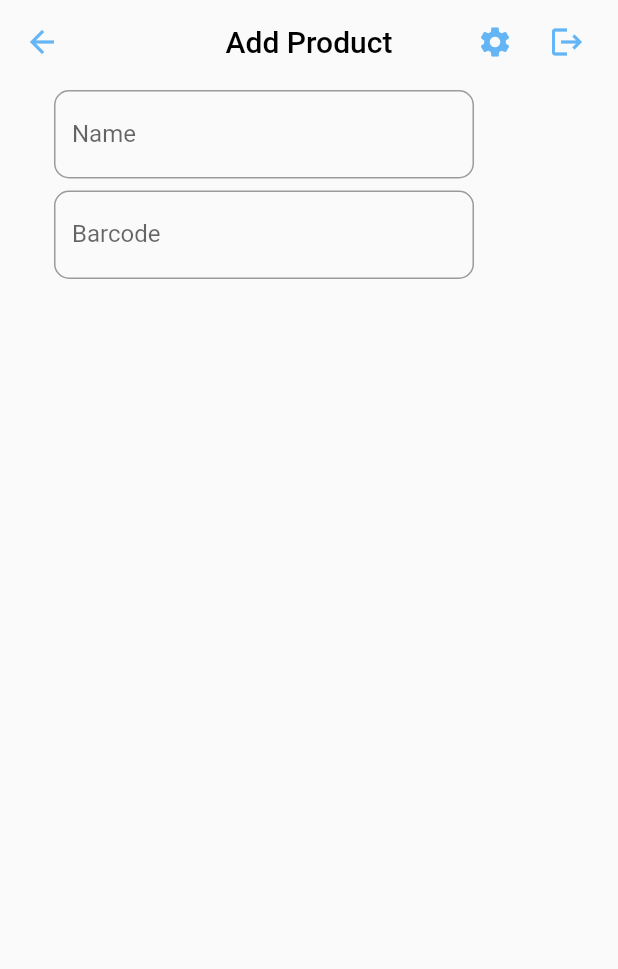
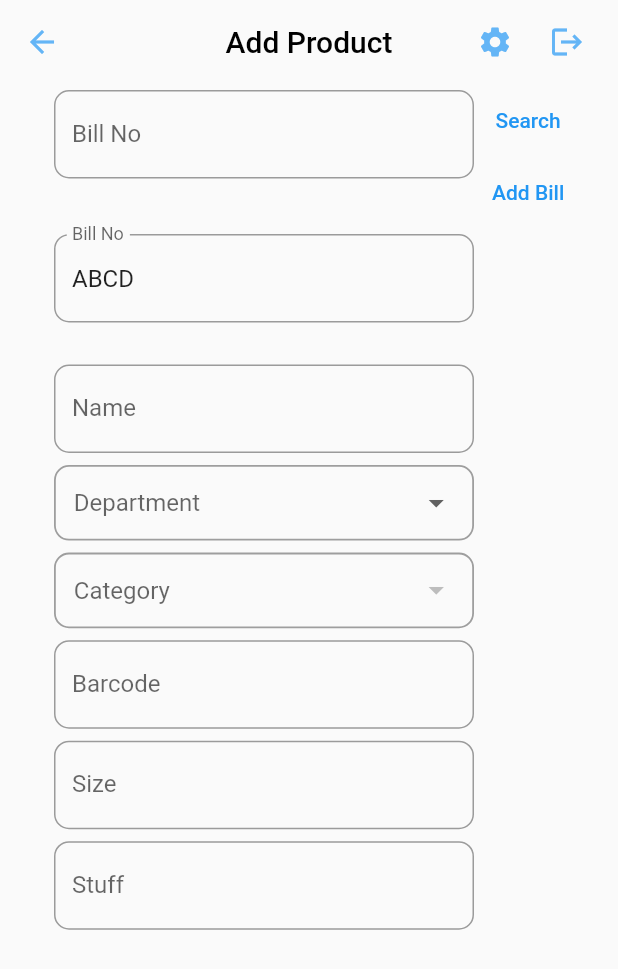
Before and after one commit to askabdulhaseeb/pos, a Flutter app: the screen it shows after launch, after a tap on "Add Product", on a phone screen of 412 x 824 dp. Shown: the top 969 px of the screen. Run offline on Flutter 3.47's test engine with Material 2 defaults, Android fonts, the phone set to English and light mode, and no system bars; missing offline and left inert: desktop_window.

Commit message:
add Retailer Bill Screen and Edit Add Product Screen

```diff
--- a/lib/main.dart
+++ b/lib/main.dart
@@ -1,4 +1,11 @@
 import 'package:flutter/material.dart';
+import 'package:pos/provider/category_provider.dart';
+import 'package:pos/provider/department_provider.dart';
+import 'package:pos/provider/product_provider.dart';
+import 'package:pos/screens/RetailerBillScreens/EditRetailerBillScreen/edit_retailer_bill_screen.dart';
+import 'package:pos/screens/RetailerBillScreens/addRetailerBillScreen/add_retailer_bill_screen.dart';
+import 'package:pos/screens/RetailerBillScreens/viewRetailerBillScreen/view_retailer_bill_screen.dart';
+
 import 'package:pos/screens/admin/admin_home_screen.dart';
 import 'package:pos/screens/loginScreen/login_screen.dart';
 import 'package:pos/screens/productScreens/addProduct/add_product.dart';
@@ -6,6 +13,7 @@ import 'package:pos/screens/productScreens/editProductDetails/edit_product_detai
 import 'package:pos/screens/productScreens/editProductQuantity.dart/edit_product_quantity.dart';
 import 'package:pos/screens/productScreens/printBarcode/print_barcode.dart';
 import 'package:pos/screens/productScreens/saleProduct/sale_product.dart';
+import 'package:provider/provider.dart';
 
 void main() {
   runApp(MyApp());
@@ -14,7 +22,13 @@ void main() {
 class MyApp extends StatelessWidget {
   @override
   Widget build(BuildContext context) {
-    return MaterialApp(
+    return MultiProvider(
+      providers: [
+        ChangeNotifierProvider.value(value: DepartmentProvider()),
+        ChangeNotifierProvider.value(value: CategoryProvider()),
+        ChangeNotifierProvider.value(value: ProductProvider()),
+      ],
+      child: MaterialApp(
         debugShowCheckedModeBanner: false,
         title: 'Point of Sale',
         theme: ThemeData(
@@ -37,7 +51,15 @@ class MyApp extends StatelessWidget {
           EditProductQuantityScreen.routeName: (_) =>
               const EditProductQuantityScreen(),
           PrintBarcodeScreen.routeName: (_) => const PrintBarcodeScreen(),
+
+          // Retailer Bill Screens
+          AddRetailerBillScreen.routeName: (_) => const AddRetailerBillScreen(),
+          EditRetailerBillScreen.routeName: (_) =>
+              const EditRetailerBillScreen(),
+          ViewRetailerBillScreen.routeName: (_) =>
+              const ViewRetailerBillScreen(),
         },
+      ),
     );
   }
 }
--- a/lib/models/product/product.dart
+++ b/lib/models/product/product.dart
@@ -1,8 +1,3 @@
-import 'package:pos/models/product/category.dart';
-import 'package:pos/models/product/department.dart';
-import 'package:pos/models/product/product_size.dart';
-import 'package:pos/models/product/retailer.dart';
-
 class Product {
   Product({
     required this.name,
@@ -18,7 +13,7 @@ class Product {
     required this.shopQty,
     required this.storeQty,
   });
-  final String name;
+  late final String name;
   final String depID; // Department ID
   final String catID; // Category ID
   final String barcode; // Auto OR Manual
--- a/lib/provider/category_provider.dart
+++ b/lib/provider/category_provider.dart
@@ -27,5 +27,11 @@ class CategoryProvider extends ChangeNotifier {
     notifyListeners();
   }
 
-  List<Category> get categories => [..._cat];
+  List<Category> categoriesOfSpecificDepartment(String depID) {
+    final List<Category> _newList = [];
+    _newList.addAll(_cat.where((e) => e.depID == depID));
+    return _newList;
+  }
+
+  List<Category> get allCategories => [..._cat];
 }
--- /dev/null
+++ b/lib/provider/product_provider.dart
@@ -0,0 +1,22 @@
+import 'package:flutter/material.dart';
+import 'package:pos/models/product/category.dart';
+import 'package:pos/models/product/department.dart';
+import 'package:pos/models/product/product.dart';
+import 'package:pos/models/product/retailer_bill.dart';
+
+class ProductProvider extends ChangeNotifier {
+  Product? product;
+  RetailerBill? retailerBill;
+  Department? department;
+  Category? category;
+
+  void setRetailerBillNo(String billNo) {
+    product!.retailerBillID.add(billNo);
+    notifyListeners();
+  }
+
+  void setName(String name) {
+    product!.name = name;
+    notifyListeners();
+  }
+}
--- /dev/null
+++ b/lib/provider/retailer_bill_no_provider.dart
@@ -0,0 +1,19 @@
+import 'package:flutter/material.dart';
+import 'package:pos/models/product/retailer_bill.dart';
+
+class RetailerBillNoProvider extends ChangeNotifier {
+  void addBill(RetailerBill newBill) {
+    // Save Bill in Database
+  }
+
+  RetailerBill? searchBill({required String billNo}) {
+    RetailerBill? _bill;
+    // Search Bill From Database
+    return _bill;
+  }
+
+  void updateBill({required RetailerBill updatedBill}) {
+    // Update Bill in Database
+    // if Admin Allow
+  }
+}
--- /dev/null
+++ b/lib/screens/RetailerBillScreens/EditRetailerBillScreen/edit_retailer_bill_screen.dart
@@ -0,0 +1,14 @@
+import 'package:flutter/material.dart';
+import 'package:pos/screens/widgets/custom_appbar.dart';
+
+class EditRetailerBillScreen extends StatelessWidget {
+  const EditRetailerBillScreen({Key? key}) : super(key: key);
+  static const String routeName = '/EditRetailerBillScreen';
+
+  @override
+  Widget build(BuildContext context) {
+    return Scaffold(
+      appBar: customAppBar(context: context, title: 'Edit Retailer Bill'),
+    );
+  }
+}
--- /dev/null
+++ b/lib/screens/RetailerBillScreens/addRetailerBillScreen/add_retailer_bill_screen.dart
@@ -0,0 +1,14 @@
+import 'package:flutter/material.dart';
+import 'package:pos/screens/widgets/custom_appbar.dart';
+
+class AddRetailerBillScreen extends StatelessWidget {
+  const AddRetailerBillScreen({Key? key}) : super(key: key);
+  static const String routeName = '/AddRetailerBillScreen';
+
+  @override
+  Widget build(BuildContext context) {
+    return Scaffold(
+      appBar: customAppBar(context: context, title: 'Add Retailer Bill'),
+    );
+  }
+}
--- /dev/null
+++ b/lib/screens/RetailerBillScreens/viewRetailerBillScreen/view_retailer_bill_screen.dart
@@ -0,0 +1,14 @@
+import 'package:flutter/material.dart';
+import 'package:pos/screens/widgets/custom_appbar.dart';
+
+class ViewRetailerBillScreen extends StatelessWidget {
+  const ViewRetailerBillScreen({Key? key}) : super(key: key);
+  static const String routeName = '/ViewRetailerBillScreen';
+
+  @override
+  Widget build(BuildContext context) {
+    return Scaffold(
+      appBar: customAppBar(context: context, title: 'View Retailer Bill'),
+    );
+  }
+}
--- a/lib/screens/productScreens/addProduct/add_product.dart
+++ b/lib/screens/productScreens/addProduct/add_product.dart
@@ -1,7 +1,13 @@
 import 'package:flutter/material.dart';
+import 'package:pos/models/product/department.dart';
+import 'package:pos/provider/category_provider.dart';
+import 'package:pos/provider/department_provider.dart';
+import 'package:pos/screens/productScreens/editProductDetails/edit_product_details.dart';
 import 'package:pos/screens/widgets/custom_appbar.dart';
+import 'package:pos/screens/widgets/custom_dropdown_button.dart';
 import 'package:pos/screens/widgets/custom_textformfield.dart';
 import 'package:pos/utilities/utilities.dart';
+import 'package:provider/provider.dart';
 
 class AddProductScreen extends StatefulWidget {
   const AddProductScreen({Key? key}) : super(key: key);
@@ -13,8 +19,13 @@ class AddProductScreen extends StatefulWidget {
 class _AddProductScreenState extends State<AddProductScreen> {
   final GlobalKey<FormState> _globalKey = GlobalKey<FormState>();
   final TextEditingController _name = TextEditingController();
+  final TextEditingController _barcode = TextEditingController();
+  String _selectedDep = '';
   @override
   Widget build(BuildContext context) {
+    final List<Department> _dep =
+        Provider.of<DepartmentProvider>(context).departments;
+    final CategoryProvider _cat = Provider.of<CategoryProvider>(context);
     return Scaffold(
       appBar: customAppBar(context: context, title: 'Add Product'),
       body: Padding(
@@ -24,15 +35,83 @@ class _AddProductScreenState extends State<AddProductScreen> {
           child: Wrap(
             direction: Axis.vertical,
             children: <Widget>[
+              Row(
+                crossAxisAlignment: CrossAxisAlignment.start,
+                children: [
+                  CustomTextFormField(
+                    controller: _barcode,
+                    title: 'Bill No',
+                    hint: 'Retailer Bill No.',
+                  ),
+                  Column(
+                    mainAxisSize: MainAxisSize.min,
+                    children: [
+                      TextButton(
+                        onPressed: () {},
+                        child: const Text('Search'),
+                      ),
+                      TextButton(
+                        onPressed: () {
+                          Navigator.of(context)
+                              .pushNamed(EditProductDetailsScreen.routeName);
+                        },
+                        child: const Text('Add Bill'),
+                      ),
+                    ],
+                  ),
+                ],
+              ),
+              CustomTextFormField(
+                controller: TextEditingController(text: 'ABCD'),
+                title: 'Bill No',
+                // hint: 'Retailer Bill No.',
+                readOnly: true,
+              ),
+              const SizedBox(height: 20),
               CustomTextFormField(
                 controller: _name,
                 title: 'Name',
                 hint: 'Product Name',
               ),
+              CustomDropdownButton(
+                items: _dep
+                    .map((e) => DropdownMenuItem(
+                          value: e.depID,
+                          child: Text(e.title),
+                        ))
+                    .toList(),
+                hint: 'Department',
+                onChange: (String? depID) {
+                  setState(() {
+                    _selectedDep = depID!;
+                  });
+                },
+              ),
+              CustomDropdownButton(
+                items: _cat
+                    .categoriesOfSpecificDepartment(_selectedDep)
+                    .map((e) => DropdownMenuItem(
+                          value: e.catID,
+                          child: Text(e.title),
+                        ))
+                    .toList(),
+                hint: 'Category',
+                onChange: (value) {},
+              ),
               CustomTextFormField(
                 controller: _name,
                 title: 'Barcode',
                 hint: 'Product Barcode',
+              ),
+              CustomTextFormField(
+                controller: _name,
+                title: 'Size',
+                hint: 'Product Size',
+              ),
+              CustomTextFormField(
+                controller: _name,
+                title: 'Stuff',
+                hint: 'Product Stuff',
               ),
             ],
           ),
--- /dev/null
+++ b/lib/screens/widgets/custom_dropdown_button.dart
@@ -0,0 +1,41 @@
+import 'package:flutter/material.dart';
+import 'package:pos/utilities/utilities.dart';
+
+class CustomDropdownButton extends StatelessWidget {
+  const CustomDropdownButton({
+    Key? key,
+    required List<DropdownMenuItem<String>> items,
+    required String hint,
+    required Function onChange,
+    this.margin = 4,
+    this.padding = 12,
+  })  : _items = items,
+        _hint = hint,
+        _onChange = onChange,
+        super(key: key);
+
+  final List<DropdownMenuItem<String>> _items;
+  final String _hint;
+  final Function _onChange;
+  final double margin, padding;
+
+  @override
+  Widget build(BuildContext context) {
+    return Container(
+      width: 280,
+      padding: EdgeInsets.symmetric(horizontal: padding),
+      margin: EdgeInsets.only(left: margin, top: 4, bottom: 4),
+      decoration: BoxDecoration(
+        border: Border.all(width: 1.2, color: Colors.grey),
+        borderRadius: BorderRadius.circular(Utilities.borderRadious),
+      ),
+      child: DropdownButton<String>(
+        items: _items,
+        onChanged: (value) => _onChange(value),
+        hint: Text(_hint),
+        isExpanded: true,
+        underline: const SizedBox(),
+      ),
+    );
+  }
+}
--- a/lib/screens/widgets/custom_textformfield.dart
+++ b/lib/screens/widgets/custom_textformfield.dart
@@ -7,6 +7,7 @@ class CustomTextFormField extends StatefulWidget {
     required this.title,
     this.hint,
     this.width = 280,
+    this.readOnly = false,
     Key? key,
   })  : _controller = controller,
         super(key: key);
@@ -14,6 +15,7 @@ class CustomTextFormField extends StatefulWidget {
   final String title;
   final String? hint;
   final double width;
+  final bool readOnly;
 
   @override
   CustomTextFormFieldState createState() => CustomTextFormFieldState();
@@ -40,16 +42,20 @@ class CustomTextFormFieldState extends State<CustomTextFormField> {
       margin: const EdgeInsets.all(4),
       child: TextFormField(
         controller: widget._controller,
+        readOnly: widget.readOnly,
         decoration: InputDecoration(
           labelText: widget.title,
           hintText: widget.hint,
           suffixIcon: (widget._controller.text.isEmpty)
               ? const SizedBox()
-              : IconButton(
-                  onPressed: () => setState(() => widget._controller.clear()),
-                  splashRadius: Utilities.iconBorderRadius,
-                  icon: const Icon(Icons.clear),
-                ),
+              : (widget.readOnly)
+                  ? const SizedBox()
+                  : IconButton(
+                      onPressed: () =>
+                          setState(() => widget._controller.clear()),
+                      splashRadius: Utilities.iconBorderRadius,
+                      icon: const Icon(Icons.clear),
+                    ),
           border: OutlineInputBorder(
             borderRadius: BorderRadius.circular(Utilities.borderRadious),
           ),
--- a/pubspec.yaml
+++ b/pubspec.yaml
@@ -14,7 +14,6 @@ dependencies:
 
   url_launcher: ^6.0.9
   desktop_window: ^0.4.0
-  dropdown_search: ^0.6.3
   provider: ^5.0.0
   cupertino_icons: ^1.0.2
 
```
Also changed, not shown: pubspec.lock. Lines whose indentation alone changed are shown as unchanged.
